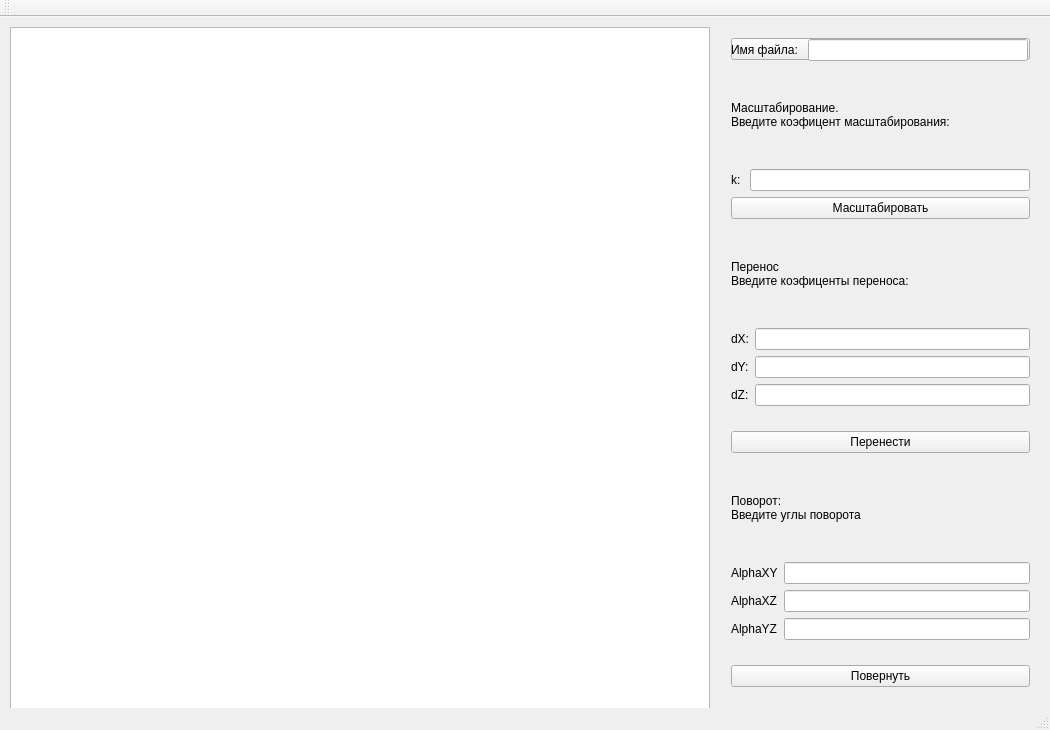
ansushina/sem4, file oop/mainwindow.ui: the form before one commit.
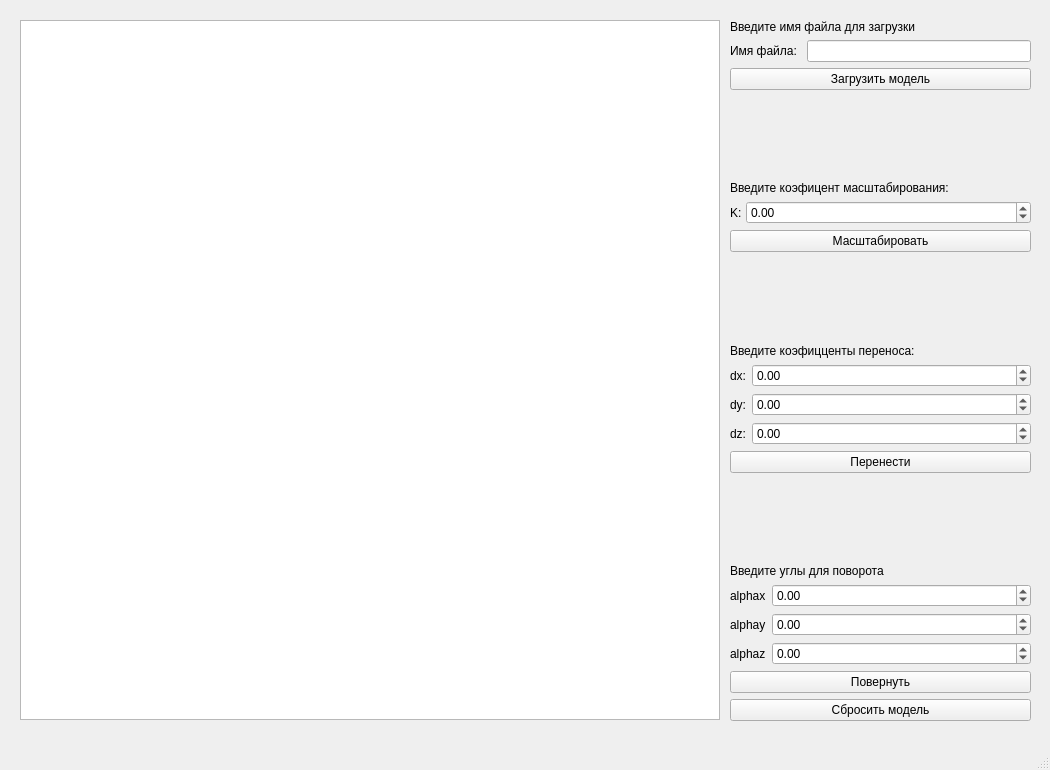
The form after the commit.

Commit message: it worksgit statusgit status

The edit to the form file:
```diff
--- a/oop/mainwindow.ui
+++ b/oop/mainwindow.ui
@@ -7,7 +7,7 @@
     <x>0</x>
     <y>0</y>
     <width>1050</width>
-    <height>730</height>
+    <height>770</height>
    </rect>
   </property>
   <property name="windowTitle">
@@ -17,189 +17,276 @@
    <widget class="QGraphicsView" name="graphicsView">
     <property name="geometry">
      <rect>
-      <x>10</x>
-      <y>10</y>
+      <x>20</x>
+      <y>20</y>
       <width>700</width>
       <height>700</height>
      </rect>
     </property>
-    <property name="font">
-     <font>
-      <pointsize>10</pointsize>
-      <weight>50</weight>
-      <bold>false</bold>
-     </font>
-    </property>
    </widget>
    <widget class="QWidget" name="verticalLayoutWidget">
     <property name="geometry">
      <rect>
-      <x>720</x>
-      <y>10</y>
-      <width>321</width>
-      <height>671</height>
+      <x>730</x>
+      <y>20</y>
+      <width>301</width>
+      <height>701</height>
      </rect>
     </property>
     <layout class="QVBoxLayout" name="verticalLayout">
      <item>
-      <widget class="QPushButton" name="pushButton_5">
+      <widget class="QLabel" name="label_11">
        <property name="text">
-        <string>Загрузка модели</string>
-       </property>
-      </widget>
-     </item>
-     <item>
-      <widget class="QLabel" name="label_2">
-       <property name="text">
-        <string>Масштабирование.
-Введите коэфицент масштабирования:</string>
+        <string>Введите имя файла для загрузки</string>
        </property>
       </widget>
      </item>
      <item>
       <layout class="QHBoxLayout" name="horizontalLayout">
        <item>
-        <widget class="QLabel" name="label">
+        <widget class="QLabel" name="label_7">
          <property name="text">
-          <string>k: </string>
+          <string>Имя файла: </string>
          </property>
         </widget>
        </item>
        <item>
-        <widget class="QLineEdit" name="k"/>
+        <widget class="QLineEdit" name="filename"/>
        </item>
       </layout>
      </item>
      <item>
-      <widget class="QPushButton" name="pushButton_2">
+      <widget class="QPushButton" name="pushButton_5">
+       <property name="text">
+        <string>Загрузить модель</string>
+       </property>
+      </widget>
+     </item>
+     <item>
+      <spacer name="verticalSpacer_3">
+       <property name="orientation">
+        <enum>Qt::Vertical</enum>
+       </property>
+       <property name="sizeHint" stdset="0">
+        <size>
+         <width>20</width>
+         <height>40</height>
+        </size>
+       </property>
+      </spacer>
+     </item>
+     <item>
+      <widget class="QLabel" name="label_10">
+       <property name="text">
+        <string>Введите коэфицент масштабирования:</string>
+       </property>
+      </widget>
+     </item>
+     <item>
+      <layout class="QFormLayout" name="formLayout_3">
+       <property name="horizontalSpacing">
+        <number>1</number>
+       </property>
+       <property name="verticalSpacing">
+        <number>2</number>
+       </property>
+       <item row="2" column="0">
+        <widget class="QLabel" name="label_6">
+         <property name="text">
+          <string>K: </string>
+         </property>
+        </widget>
+       </item>
+       <item row="2" column="1">
+        <widget class="QDoubleSpinBox" name="doubleSpinBox_6">
+         <property name="minimum">
+          <double>-1000.000000000000000</double>
+         </property>
+         <property name="maximum">
+          <double>1000.000000000000000</double>
+         </property>
+        </widget>
+       </item>
+      </layout>
+     </item>
+     <item>
+      <widget class="QPushButton" name="pushButton_3">
        <property name="text">
         <string>Масштабировать</string>
        </property>
       </widget>
      </item>
      <item>
-      <widget class="QLabel" name="label_3">
+      <spacer name="verticalSpacer_2">
+       <property name="orientation">
+        <enum>Qt::Vertical</enum>
+       </property>
+       <property name="sizeHint" stdset="0">
+        <size>
+         <width>20</width>
+         <height>40</height>
+        </size>
+       </property>
+      </spacer>
+     </item>
+     <item>
+      <widget class="QLabel" name="label_9">
        <property name="text">
-        <string>Перенос
-Введите коэфиценты переноса:</string>
+        <string>Введите коэфицценты переноса:</string>
+       </property>
+      </widget>
+     </item>
+     <item>
+      <layout class="QFormLayout" name="formLayout_2">
+       <item row="2" column="0">
+        <widget class="QLabel" name="label_2">
+         <property name="text">
+          <string>dx:</string>
+         </property>
+        </widget>
+       </item>
+       <item row="2" column="1">
+        <widget class="QDoubleSpinBox" name="doubleSpinBox_2">
+         <property name="minimum">
+          <double>-1000.000000000000000</double>
+         </property>
+         <property name="maximum">
+          <double>1000.000000000000000</double>
+         </property>
+        </widget>
+       </item>
+       <item row="4" column="0">
+        <widget class="QLabel" name="label_5">
+         <property name="text">
+          <string>dy:</string>
+         </property>
+        </widget>
+       </item>
+       <item row="4" column="1">
+        <widget class="QDoubleSpinBox" name="doubleSpinBox_5">
+         <property name="minimum">
+          <double>-1000.000000000000000</double>
+         </property>
+         <property name="maximum">
+          <double>1000.000000000000000</double>
+         </property>
+        </widget>
+       </item>
+       <item row="5" column="1">
+        <widget class="QDoubleSpinBox" name="doubleSpinBox_7">
+         <property name="minimum">
+          <double>-1000.000000000000000</double>
+         </property>
+         <property name="maximum">
+          <double>1000.000000000000000</double>
+         </property>
+        </widget>
+       </item>
+       <item row="5" column="0">
+        <widget class="QLabel" name="label_12">
+         <property name="text">
+          <string>dz:</string>
+         </property>
+        </widget>
+       </item>
+      </layout>
+     </item>
+     <item>
+      <widget class="QPushButton" name="pushButton_2">
+       <property name="text">
+        <string>Перенести</string>
+       </property>
+      </widget>
+     </item>
+     <item>
+      <spacer name="verticalSpacer">
+       <property name="orientation">
+        <enum>Qt::Vertical</enum>
+       </property>
+       <property name="sizeHint" stdset="0">
+        <size>
+         <width>20</width>
+         <height>40</height>
+        </size>
+       </property>
+      </spacer>
+     </item>
+     <item>
+      <widget class="QLabel" name="label_8">
+       <property name="text">
+        <string>Введите углы для поворота</string>
        </property>
       </widget>
      </item>
      <item>
       <layout class="QFormLayout" name="formLayout">
-       <property name="verticalSpacing">
-        <number>6</number>
-       </property>
        <item row="0" column="0">
+        <widget class="QLabel" name="label">
+         <property name="text">
+          <string>alphax</string>
+         </property>
+        </widget>
+       </item>
+       <item row="0" column="1">
+        <widget class="QDoubleSpinBox" name="doubleSpinBox">
+         <property name="minimum">
+          <double>-1000.000000000000000</double>
+         </property>
+         <property name="maximum">
+          <double>1000.000000000000000</double>
+         </property>
+        </widget>
+       </item>
+       <item row="2" column="1">
+        <widget class="QDoubleSpinBox" name="doubleSpinBox_3">
+         <property name="minimum">
+          <double>-1000.000000000000000</double>
+         </property>
+         <property name="maximum">
+          <double>1000.000000000000000</double>
+         </property>
+        </widget>
+       </item>
+       <item row="2" column="0">
+        <widget class="QLabel" name="label_3">
+         <property name="text">
+          <string>alphay</string>
+         </property>
+        </widget>
+       </item>
+       <item row="3" column="0">
         <widget class="QLabel" name="label_4">
          <property name="text">
-          <string>dX:</string>
+          <string>alphaz</string>
          </property>
         </widget>
        </item>
-       <item row="0" column="1">
-        <widget class="QLineEdit" name="dx"/>
-       </item>
-       <item row="1" column="0">
-        <widget class="QLabel" name="label_5">
-         <property name="text">
-          <string>dY:</string>
+       <item row="3" column="1">
+        <widget class="QDoubleSpinBox" name="doubleSpinBox_4">
+         <property name="minimum">
+          <double>-1000.000000000000000</double>
          </property>
-        </widget>
-       </item>
-       <item row="1" column="1">
-        <widget class="QLineEdit" name="dy"/>
-       </item>
-       <item row="2" column="0">
-        <widget class="QLabel" name="label_6">
-         <property name="text">
-          <string>dZ:</string>
+         <property name="maximum">
+          <double>1000.000000000000000</double>
          </property>
         </widget>
        </item>
-       <item row="2" column="1">
-        <widget class="QLineEdit" name="dz"/>
-       </item>
       </layout>
      </item>
      <item>
       <widget class="QPushButton" name="pushButton">
        <property name="text">
-        <string>Перенести</string>
-       </property>
-      </widget>
-     </item>
-     <item>
-      <widget class="QLabel" name="label_7">
-       <property name="text">
-        <string>Поворот:
-Введите углы поворота</string>
-       </property>
-      </widget>
-     </item>
-     <item>
-      <layout class="QFormLayout" name="formLayout_2">
-       <item row="0" column="0">
-        <widget class="QLabel" name="label_8">
-         <property name="text">
-          <string>AlphaXY</string>
-         </property>
-        </widget>
-       </item>
-       <item row="1" column="0">
-        <widget class="QLabel" name="label_9">
-         <property name="text">
-          <string>AlphaXZ</string>
-         </property>
-        </widget>
-       </item>
-       <item row="2" column="0">
-        <widget class="QLabel" name="label_10">
-         <property name="text">
-          <string>AlphaYZ</string>
-         </property>
-        </widget>
-       </item>
-       <item row="0" column="1">
-        <widget class="QLineEdit" name="alphaxy"/>
-       </item>
-       <item row="1" column="1">
-        <widget class="QLineEdit" name="alphaxz"/>
-       </item>
-       <item row="2" column="1">
-        <widget class="QLineEdit" name="alphayz"/>
-       </item>
-      </layout>
-     </item>
-     <item>
-      <widget class="QPushButton" name="pushButton_3">
-       <property name="text">
         <string>Повернуть</string>
        </property>
       </widget>
      </item>
-    </layout>
-   </widget>
-   <widget class="QWidget" name="">
-    <property name="geometry">
-     <rect>
-      <x>720</x>
-      <y>0</y>
-      <width>319</width>
-      <height>66</height>
-     </rect>
-    </property>
-    <layout class="QHBoxLayout" name="horizontalLayout_2">
      <item>
-      <widget class="QLabel" name="label_11">
+      <widget class="QPushButton" name="pushButton_4">
        <property name="text">
-        <string>Имя файла: </string>
+        <string>Сбросить модель</string>
        </property>
       </widget>
      </item>
-     <item>
-      <widget class="QLineEdit" name="filename"/>
-     </item>
     </layout>
    </widget>
   </widget>
@@ -213,17 +300,8 @@
     </rect>
    </property>
   </widget>
-  <widget class="QToolBar" name="mainToolBar">
-   <attribute name="toolBarArea">
-    <enum>TopToolBarArea</enum>
-   </attribute>
-   <attribute name="toolBarBreak">
-    <bool>false</bool>
-   </attribute>
-  </widget>
-  <widget class="QStatusBar" name="statusBar"/>
+  <widget class="QStatusBar" name="statusbar"/>
  </widget>
- <layoutdefault spacing="6" margin="11"/>
  <resources/>
  <connections/>
 </ui>
```
Left out of the diff: 4 changed lines with no effect on the pictures. The commit also changes 13 other files.
